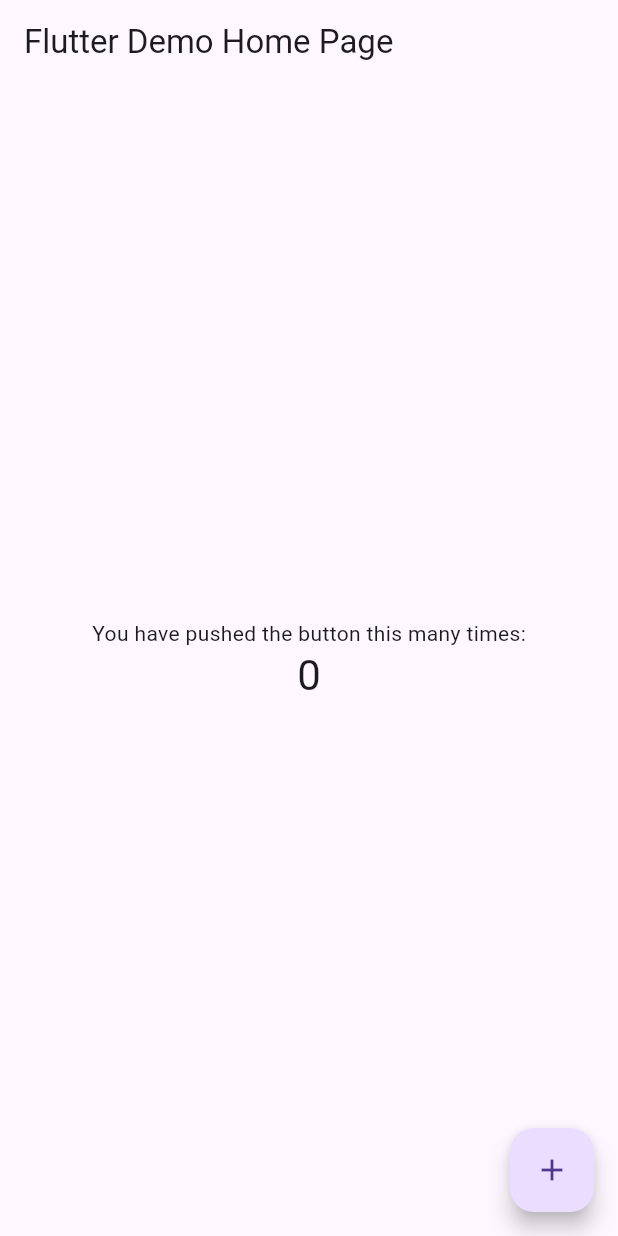
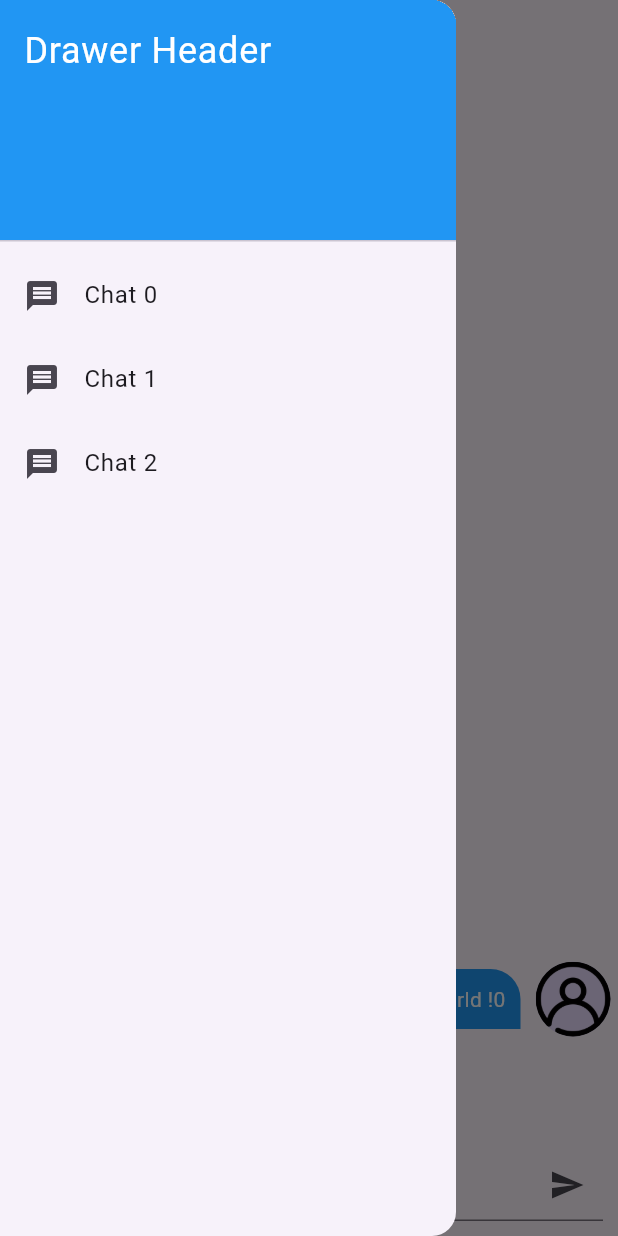
Before and after one commit to LiamBou/projet_info_s8_gpt, a Flutter app: the screen it shows after launch, with the side drawer open (before the commit the screen has no drawer), on a phone screen of 412 x 824 dp. Run offline on Flutter 3.47's test engine with Material 3 defaults, Android fonts, the phone set to English and light mode, and no system bars.

Commit message:
Conv_bubble, user_input and static drawer
static drawer need to be toggle off when a conversation is selected.
Input send function not yet done

```diff
--- a/lib/main.dart
+++ b/lib/main.dart
@@ -1,4 +1,6 @@
 import 'package:flutter/material.dart';
+import 'views/chat_screen.dart';
+import 'views/drawer_widget.dart';
 
 void main() {
   runApp(const MyApp());
@@ -7,39 +9,21 @@ void main() {
 class MyApp extends StatelessWidget {
   const MyApp({super.key});
 
-  // This widget is the root of your application.
   @override
   Widget build(BuildContext context) {
     return MaterialApp(
-      title: 'Flutter Demo',
+      title: 'UPHF GPT Application',
       theme: ThemeData(
-        // This is the theme of your application.
-        //
-        // Try running your application with "flutter run". You'll see the
-        // application has a blue toolbar. Then, without quitting the app, try
-        // changing the primarySwatch below to Colors.green and then invoke
-        // "hot reload" (press "r" in the console where you ran "flutter run",
-        // or simply save your changes to "hot reload" in a Flutter IDE).
-        // Notice that the counter didn't reset back to zero; the application
-        // is not restarted.
         primarySwatch: Colors.blue,
+        useMaterial3: true,
       ),
-      home: const MyHomePage(title: 'Flutter Demo Home Page'),
+      home: const MyHomePage(title: 'GPT App'),
     );
   }
 }
 
 class MyHomePage extends StatefulWidget {
   const MyHomePage({super.key, required this.title});
-
-  // This widget is the home page of your application. It is stateful, meaning
-  // that it has a State object (defined below) that contains fields that affect
-  // how it looks.
-
-  // This class is the configuration for the state. It holds the values (in this
-  // case the title) provided by the parent (in this case the App widget) and
-  // used by the build method of the State. Fields in a Widget subclass are
-  // always marked "final".
 
   final String title;
 
@@ -48,68 +32,32 @@ class MyHomePage extends StatefulWidget {
 }
 
 class _MyHomePageState extends State<MyHomePage> {
-  int _counter = 0;
+  List<ChatScreen> chats = [
+    const ChatScreen(id: 0),
+    const ChatScreen(id: 1),
+    const ChatScreen(id: 2),
+  ];
 
-  void _incrementCounter() {
+  int selectedPage = 0;
+
+  void selectPage(int page) {
     setState(() {
-      // This call to setState tells the Flutter framework that something has
-      // changed in this State, which causes it to rerun the build method below
-      // so that the display can reflect the updated values. If we changed
-      // _counter without calling setState(), then the build method would not be
-      // called again, and so nothing would appear to happen.
-      _counter++;
+      selectedPage = page;
+      print('Selected page: $selectedPage');
     });
   }
 
   @override
   Widget build(BuildContext context) {
-    // This method is rerun every time setState is called, for instance as done
-    // by the _incrementCounter method above.
-    //
-    // The Flutter framework has been optimized to make rerunning build methods
-    // fast, so that you can just rebuild anything that needs updating rather
-    // than having to individually change instances of widgets.
     return Scaffold(
       appBar: AppBar(
-        // Here we take the value from the MyHomePage object that was created by
-        // the App.build method, and use it to set our appbar title.
         title: Text(widget.title),
+        centerTitle: true,
       ),
+      drawer: CustomDrawer(selectPage: selectPage, chats: chats),
       body: Center(
-        // Center is a layout widget. It takes a single child and positions it
-        // in the middle of the parent.
-        child: Column(
-          // Column is also a layout widget. It takes a list of children and
-          // arranges them vertically. By default, it sizes itself to fit its
-          // children horizontally, and tries to be as tall as its parent.
-          //
-          // Invoke "debug painting" (press "p" in the console, choose the
-          // "Toggle Debug Paint" action from the Flutter Inspector in Android
-          // Studio, or the "Toggle Debug Paint" command in Visual Studio Code)
-          // to see the wireframe for each widget.
-          //
-          // Column has various properties to control how it sizes itself and
-          // how it positions its children. Here we use mainAxisAlignment to
-          // center the children vertically; the main axis here is the vertical
-          // axis because Columns are vertical (the cross axis would be
-          // horizontal).
-          mainAxisAlignment: MainAxisAlignment.center,
-          children: <Widget>[
-            const Text(
-              'You have pushed the button this many times:',
-            ),
-            Text(
-              '$_counter',
-              style: Theme.of(context).textTheme.headlineMedium,
-            ),
-          ],
-        ),
+        child: chats[selectedPage],
       ),
-      floatingActionButton: FloatingActionButton(
-        onPressed: _incrementCounter,
-        tooltip: 'Increment',
-        child: const Icon(Icons.add),
-      ), // This trailing comma makes auto-formatting nicer for build methods.
     );
   }
 }
--- /dev/null
+++ b/lib/views/chat_bubble_widget.dart
@@ -0,0 +1,61 @@
+import 'package:flutter/material.dart';
+
+class ChatBubble extends StatelessWidget {
+  final String text;
+  final bool isUser;
+
+  const ChatBubble({super.key, required this.text, required this.isUser});
+
+  @override
+  Widget build(BuildContext context) {
+    return Row(
+      mainAxisAlignment:
+          isUser ? MainAxisAlignment.end : MainAxisAlignment.start,
+      children: [
+        if (!isUser)
+          Container(
+            margin: const EdgeInsets.only(left: 5),
+            child: const CircleAvatar(
+              backgroundImage: AssetImage(
+                'assets/ia_user.png',
+              ),
+              radius: 25,
+            ),
+          ),
+        Container(
+          margin: const EdgeInsets.all(10),
+          padding: const EdgeInsets.all(10),
+          decoration: BoxDecoration(
+              color: isUser ? Colors.blue : Colors.pinkAccent,
+              borderRadius: isUser
+                  ? const BorderRadius.only(
+                      topLeft: Radius.circular(20),
+                      topRight: Radius.circular(20),
+                      bottomLeft: Radius.circular(20),
+                    )
+                  : const BorderRadius.only(
+                      topLeft: Radius.circular(20),
+                      topRight: Radius.circular(20),
+                      bottomRight: Radius.circular(20),
+                    )),
+          child: Text(
+            text,
+            style: const TextStyle(
+              color: Colors.white,
+            ),
+          ),
+        ),
+        if (isUser)
+          Container(
+            margin: const EdgeInsets.only(right: 5),
+            child: const CircleAvatar(
+              backgroundImage: AssetImage(
+                'assets/user_profile.png',
+              ),
+              radius: 25,
+            ),
+          ),
+      ],
+    );
+  }
+}
--- /dev/null
+++ b/lib/views/chat_screen.dart
@@ -0,0 +1,39 @@
+import 'package:flutter/cupertino.dart';
+import 'chat_bubble_widget.dart';
+import 'user_input.dart';
+
+class ChatScreen extends StatelessWidget {
+  final int id;
+
+  const ChatScreen({super.key, required this.id});
+
+  @override
+  Widget build(BuildContext context) {
+    return SafeArea(
+      child: Column(
+        mainAxisAlignment: MainAxisAlignment.end,
+        children: [
+          SingleChildScrollView(
+            child: Column(
+              children: [
+                ChatBubble(
+                  text: 'Hello World !$id',
+                  isUser: true,
+                ),
+                const ChatBubble(
+                  text: 'Hello Flutter !',
+                  isUser: false,
+                ),
+              ],
+            ),
+          ),
+          UserInput(
+            onSend: (value) {
+              print(value);
+            },
+          ),
+        ],
+      ),
+    );
+  }
+}
--- /dev/null
+++ b/lib/views/drawer_widget.dart
@@ -0,0 +1,50 @@
+import 'package:flutter/material.dart';
+import 'chat_screen.dart';
+
+class CustomDrawer extends StatefulWidget {
+  final void Function(int) selectPage;
+  final List<ChatScreen> chats;
+
+  const CustomDrawer(
+      {super.key, required this.selectPage, required this.chats});
+
+  @override
+  State<CustomDrawer> createState() => _CustomDrawerState();
+}
+
+class _CustomDrawerState extends State<CustomDrawer> {
+  void selectPage(int page) {
+    widget.selectPage(page);
+  }
+
+  @override
+  Widget build(BuildContext context) {
+    return Drawer(
+      child: ListView(
+        padding: EdgeInsets.zero,
+        children: <Widget>[
+          const DrawerHeader(
+            decoration: BoxDecoration(
+              color: Colors.blue,
+            ),
+            child: Text(
+              'Drawer Header',
+              style: TextStyle(
+                color: Colors.white,
+                fontSize: 24,
+              ),
+            ),
+          ),
+          for (int i = 0; i < widget.chats.length; i++)
+            ListTile(
+              leading: const Icon(Icons.message),
+              title: Text('Chat ${widget.chats[i].id}'),
+              onTap: () {
+                selectPage(i);
+              },
+            ),
+        ],
+      ),
+    );
+  }
+}
--- /dev/null
+++ b/lib/views/user_input.dart
@@ -0,0 +1,30 @@
+import 'package:flutter/material.dart';
+
+class UserInput extends StatelessWidget {
+  final Function(String) onSend;
+
+  const UserInput({super.key, required this.onSend});
+
+  void ntm() {
+    print("tapped");
+  }
+
+  @override
+  Widget build(BuildContext context) {
+    return Container(
+      margin: const EdgeInsets.all(10),
+      child: TextField(
+        decoration: InputDecoration(
+          hintText: 'Posez une question...',
+          suffixIcon: IconButton(
+            icon: const Icon(Icons.send),
+            onPressed: ntm,
+          ),
+        ),
+        onSubmitted: (value) {
+          onSend(value);
+        },
+      ),
+    );
+  }
+}
```
Also changed, not shown: pubspec.yaml (+3 -4 lines), assets/ia_user.png (added), assets/user_profile.png (added), pubspec.lock, 5 other files.
